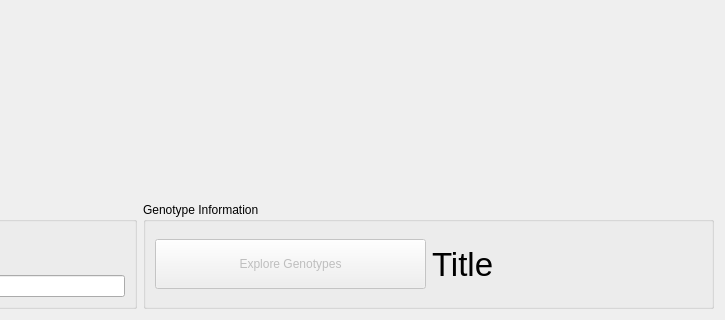
First picture: the form in gui/ui/plotwindow.ui, repository ScottMastro/VikNGS, before the edit; both pictures show x 446 to 1171 and y 442 to 762 of the 1171 by 762 pixel window.
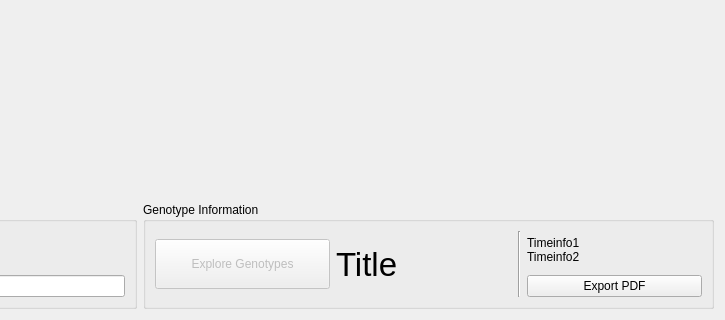
Second picture: the form after the edit. Custom widgets are drawn as their Qt base class.

Commit message: added time and pdf functionality to main module

The edit to the form file:
```diff
--- a/gui/ui/plotwindow.ui
+++ b/gui/ui/plotwindow.ui
@@ -116,8 +116,24 @@
        <property name="title">
         <string>Genotype Information</string>
        </property>
-       <layout class="QGridLayout" name="gridLayout_2">
-        <item row="0" column="1">
+       <layout class="QHBoxLayout" name="horizontalLayout">
+        <item>
+         <widget class="QPushButton" name="plot_genotypeBtn">
+          <property name="enabled">
+           <bool>false</bool>
+          </property>
+          <property name="minimumSize">
+           <size>
+            <width>0</width>
+            <height>50</height>
+           </size>
+          </property>
+          <property name="text">
+           <string>Explore Genotypes</string>
+          </property>
+         </widget>
+        </item>
+        <item>
          <widget class="QLabel" name="plot_title">
           <property name="sizePolicy">
            <sizepolicy hsizetype="Preferred" vsizetype="Preferred">
@@ -135,22 +151,31 @@
           </property>
          </widget>
         </item>
-        <item row="0" column="0">
-         <widget class="QPushButton" name="plot_genotypeBtn">
-          <property name="enabled">
-           <bool>false</bool>
-          </property>
-          <property name="minimumSize">
-           <size>
-            <width>0</width>
-            <height>50</height>
-           </size>
-          </property>
-          <property name="text">
-           <string>Explore Genotypes</string>
+        <item>
+         <widget class="Line" name="line_2">
+          <property name="orientation">
+           <enum>Qt::Vertical</enum>
           </property>
          </widget>
         </item>
+        <item>
+         <layout class="QVBoxLayout" name="verticalLayout_5">
+          <item>
+           <widget class="QLabel" name="plot_timeLbl">
+            <property name="text">
+             <string>&lt;html&gt;&lt;head/&gt;&lt;body&gt;Timeinfo1&lt;br&gt;Timeinfo2&lt;/body&gt;&lt;/html&gt;</string>
+            </property>
+           </widget>
+          </item>
+          <item>
+           <widget class="QPushButton" name="plot_pdfBtn">
+            <property name="text">
+             <string>Export PDF</string>
+            </property>
+           </widget>
+          </item>
+         </layout>
+        </item>
        </layout>
       </widget>
      </item>
```
The commit also changes 9 other files.
